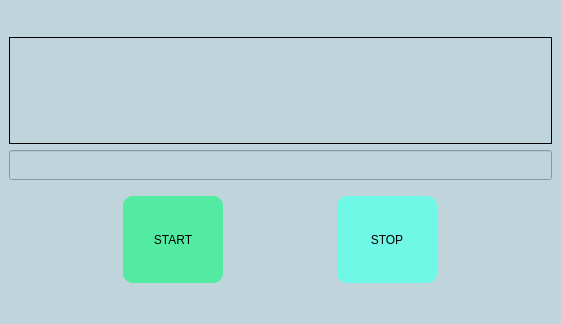
Before: the Qt Designer form mainwindow.ui in tommercoder/TypeChecker, drawn with Qt 5.
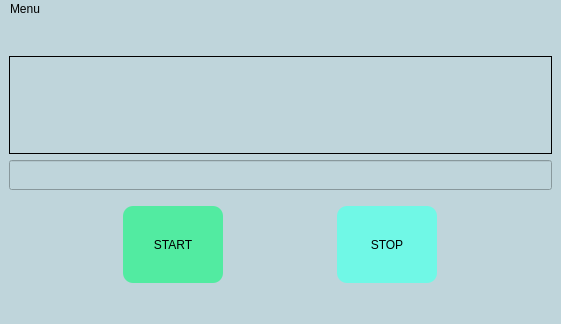
After: the same form once the commit is applied. Icons and pictures are not drawn.

Commit message: [TS] file opening by hands

```diff
--- a/mainwindow.ui
+++ b/mainwindow.ui
@@ -24,7 +24,8 @@
     <normaloff>C:/Users/tomas/Desktop/аниме/photo_2021-07-18_09-10-40.jpg</normaloff>C:/Users/tomas/Desktop/аниме/photo_2021-07-18_09-10-40.jpg</iconset>
   </property>
   <property name="styleSheet">
-   <string notr="true">background-color:#BFD5DB;</string>
+   <string notr="true">background-color:#BFD5DB;
+color:rgb(0,0,0);</string>
   </property>
   <widget class="QWidget" name="centralwidget">
    <layout class="QVBoxLayout" name="verticalLayout">
@@ -130,6 +131,9 @@
       </property>
       <item>
        <widget class="QPushButton" name="pushButton_START">
+        <property name="enabled">
+         <bool>false</bool>
+        </property>
         <property name="maximumSize">
          <size>
           <width>100</width>
@@ -187,6 +191,13 @@
      <height>20</height>
     </rect>
    </property>
+   <widget class="QMenu" name="menuMenu">
+    <property name="title">
+     <string>Menu</string>
+    </property>
+    <addaction name="actionOpen_File"/>
+   </widget>
+   <addaction name="menuMenu"/>
   </widget>
   <widget class="QStatusBar" name="statusbar"/>
   <action name="actionless_mistakes_record">
```
Left out of the diff: 5 changed lines with no effect on the pictures. The commit also changes 2 other files.
